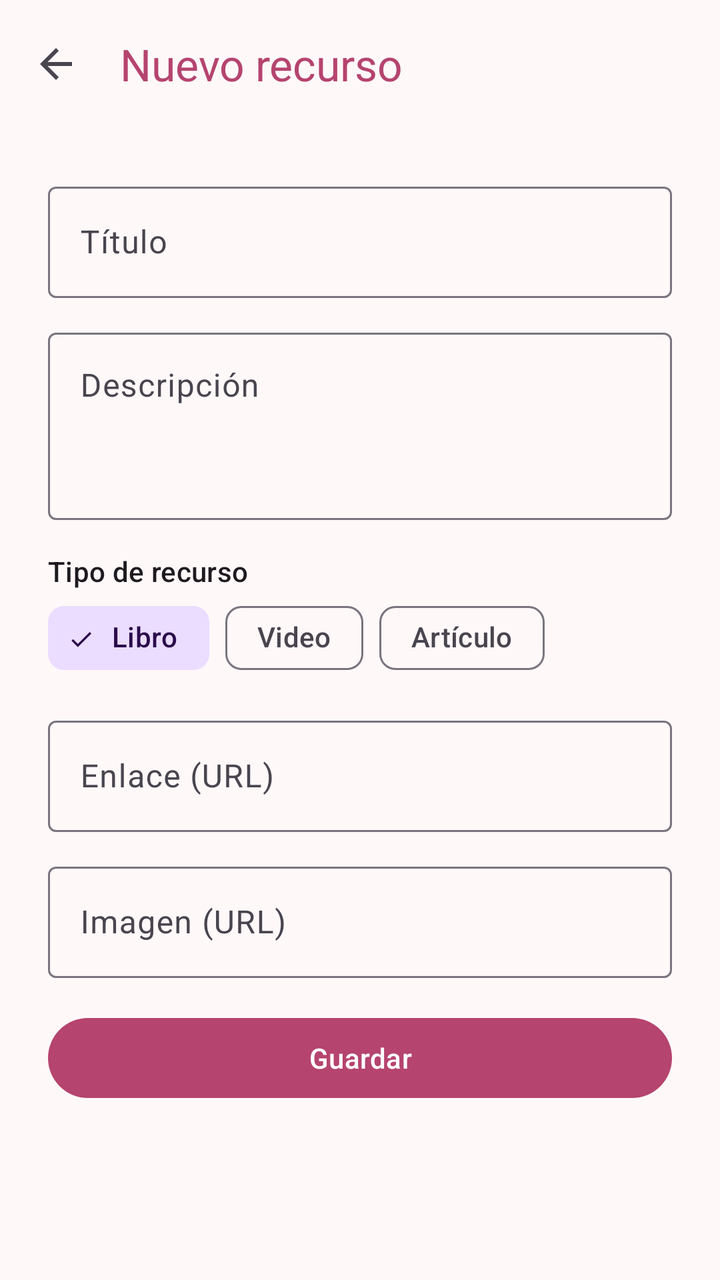
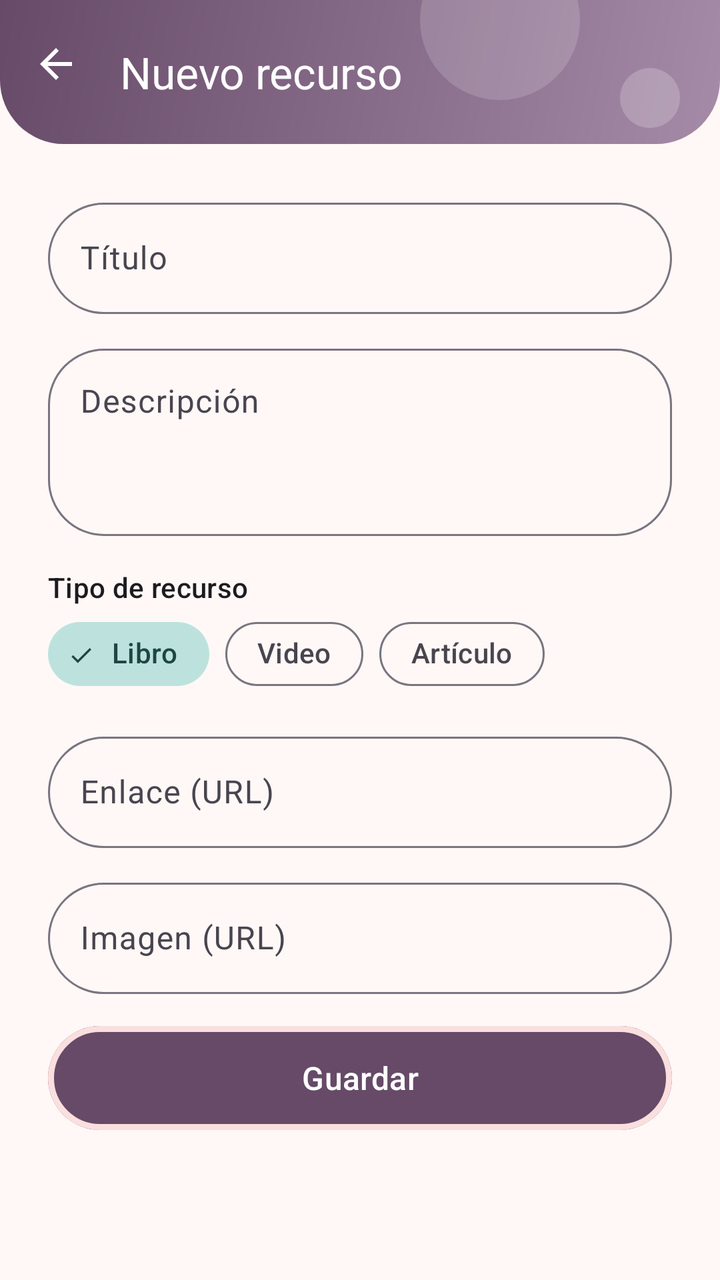

Two renders of the same Android screen: before a commit and after it. Below are the layout's source before the change and the commit's diff.
<!-- AndroidManifest.xml: application theme Theme.RecursosDeAprendizaje -->
<!-- res/layout/activity_recurso_form.xml -->
<?xml version="1.0" encoding="utf-8"?>
<LinearLayout xmlns:android="http://schemas.android.com/apk/res/android"
    xmlns:app="http://schemas.android.com/apk/res-auto"
    android:layout_width="match_parent"
    android:layout_height="match_parent"
    android:fitsSystemWindows="true"
    android:orientation="vertical">

    <com.google.android.material.appbar.MaterialToolbar
        android:id="@+id/toolbar"
        android:layout_width="match_parent"
        android:layout_height="?attr/actionBarSize"
        app:navigationIcon="?attr/homeAsUpIndicator"
        app:title="@string/form_titulo_nuevo"
        app:titleTextColor="?attr/colorPrimary"
        app:subtitleTextColor="?attr/colorSecondary" />

    <ScrollView
        android:layout_width="match_parent"
        android:layout_height="0dp"
        android:layout_weight="1"
        android:fillViewport="true">

        <LinearLayout
            android:layout_width="match_parent"
            android:layout_height="wrap_content"
            android:orientation="vertical"
            android:padding="24dp">

            <com.google.android.material.textfield.TextInputLayout
                android:id="@+id/tilTitulo"
                style="@style/Widget.Material3.TextInputLayout.OutlinedBox"
                android:layout_width="match_parent"
                android:layout_height="wrap_content"
                android:hint="@string/campo_titulo">

                <com.google.android.material.textfield.TextInputEditText
                    android:id="@+id/etTitulo"
                    android:layout_width="match_parent"
                    android:layout_height="wrap_content"
                    android:inputType="textCapSentences" />
            </com.google.android.material.textfield.TextInputLayout>

            <com.google.android.material.textfield.TextInputLayout
                android:id="@+id/tilDescripcion"
                style="@style/Widget.Material3.TextInputLayout.OutlinedBox"
                android:layout_width="match_parent"
                android:layout_height="wrap_content"
                android:layout_marginTop="12dp"
                android:hint="@string/campo_descripcion">

                <com.google.android.material.textfield.TextInputEditText
                    android:id="@+id/etDescripcion"
                    android:layout_width="match_parent"
                    android:layout_height="wrap_content"
                    android:gravity="top|start"
                    android:inputType="textMultiLine|textCapSentences"
                    android:minLines="3" />
            </com.google.android.material.textfield.TextInputLayout>

            <TextView
                android:layout_width="wrap_content"
                android:layout_height="wrap_content"
                android:layout_marginTop="16dp"
                android:text="@string/campo_tipo"
                android:textAppearance="?attr/textAppearanceTitleSmall" />

            <com.google.android.material.chip.ChipGroup
                android:id="@+id/chipGroupTipo"
                android:layout_width="match_parent"
                android:layout_height="wrap_content"
                app:selectionRequired="true"
                app:singleSelection="true">

                <com.google.android.material.chip.Chip
                    android:id="@+id/chipFormLibro"
                    style="@style/Widget.Material3.Chip.Filter"
                    android:layout_width="wrap_content"
                    android:layout_height="wrap_content"
                    android:checked="true"
                    android:text="@string/tipo_libro" />

                <com.google.android.material.chip.Chip
                    android:id="@+id/chipFormVideo"
                    style="@style/Widget.Material3.Chip.Filter"
                    android:layout_width="wrap_content"
                    android:layout_height="wrap_content"
                    android:text="@string/tipo_video" />

                <com.google.android.material.chip.Chip
                    android:id="@+id/chipFormArticulo"
                    style="@style/Widget.Material3.Chip.Filter"
                    android:layout_width="wrap_content"
                    android:layout_height="wrap_content"
                    android:text="@string/tipo_articulo" />
            </com.google.android.material.chip.ChipGroup>

            <com.google.android.material.textfield.TextInputLayout
                android:id="@+id/tilEnlace"
                style="@style/Widget.Material3.TextInputLayout.OutlinedBox"
                android:layout_width="match_parent"
                android:layout_height="wrap_content"
                android:layout_marginTop="12dp"
                android:hint="@string/campo_enlace">

                <com.google.android.material.textfield.TextInputEditText
                    android:id="@+id/etEnlace"
                    android:layout_width="match_parent"
                    android:layout_height="wrap_content"
                    android:inputType="textUri" />
            </com.google.android.material.textfield.TextInputLayout>

            <com.google.android.material.textfield.TextInputLayout
                android:id="@+id/tilImagen"
                style="@style/Widget.Material3.TextInputLayout.OutlinedBox"
                android:layout_width="match_parent"
                android:layout_height="wrap_content"
                android:layout_marginTop="12dp"
                android:hint="@string/campo_imagen">

                <com.google.android.material.textfield.TextInputEditText
                    android:id="@+id/etImagen"
                    android:layout_width="match_parent"
                    android:layout_height="wrap_content"
                    android:inputType="textUri" />
            </com.google.android.material.textfield.TextInputLayout>

            <com.google.android.material.progressindicator.CircularProgressIndicator
                android:id="@+id/progress"
                android:layout_width="wrap_content"
                android:layout_height="wrap_content"
                android:layout_gravity="center_horizontal"
                android:layout_marginTop="16dp"
                android:indeterminate="true"
                android:visibility="gone" />

            <com.google.android.material.button.MaterialButton
                android:id="@+id/btnGuardar"
                android:layout_width="match_parent"
                android:layout_height="wrap_content"
                android:layout_marginTop="16dp"
                android:text="@string/form_guardar" />
        </LinearLayout>
    </ScrollView>
</LinearLayout>
<!-- resources referenced by this layout -->
<resources>
  <style name="Base.Theme.RecursosDeAprendizaje" parent="Theme.Material3.DayNight.NoActionBar">
          <item name="colorPrimary">@color/rosa</item>
          <item name="colorOnPrimary">@color/white</item>
          <item name="colorPrimaryContainer">@color/rosa_claro</item>
          <item name="colorOnPrimaryContainer">#3E0021</item>
          <item name="colorSecondary">@color/lila</item>
          <item name="colorOnSecondary">@color/white</item>
          <item name="colorSecondaryContainer">@color/lila_claro</item>
          <item name="colorOnSecondaryContainer">#2A0A4A</item>
          <item name="android:colorBackground">@color/rosa_fondo</item>
          <item name="colorSurface">@color/rosa_fondo</item>
          <item name="colorSurfaceContainerLow">@color/rosa_superficie</item>
          <item name="colorSurfaceContainer">@color/rosa_superficie</item>
          <item name="colorSurfaceContainerHigh">@color/rosa_claro</item>
          <item name="shapeAppearanceSmallComponent">@style/ShapeAppearance.App.Small</item>
          <item name="shapeAppearanceMediumComponent">@style/ShapeAppearance.App.Medium</item>
          <item name="shapeAppearanceLargeComponent">@style/ShapeAppearance.App.Large</item>
      </style>
  <color name="rosa">#B5446E</color>
  <color name="rosa_claro">#FFD9E3</color>
  <color name="lila">#7E5A9B</color>
  <color name="lila_claro">#EBDDFF</color>
  <color name="rosa_fondo">#FFF8F9</color>
  <color name="rosa_superficie">#FDECF0</color>
  <style name="ShapeAppearance.App.Small" parent="ShapeAppearance.Material3.SmallComponent">
          <item name="cornerFamily">rounded</item>
          <item name="cornerSize">16dp</item>
      </style>
  <style name="ShapeAppearance.App.Medium" parent="ShapeAppearance.Material3.MediumComponent">
          <item name="cornerFamily">rounded</item>
          <item name="cornerSize">24dp</item>
      </style>
  <style name="ShapeAppearance.App.Large" parent="ShapeAppearance.Material3.LargeComponent">
          <item name="cornerFamily">rounded</item>
          <item name="cornerSize">28dp</item>
      </style>
  <!-- unchanged entries left out for length: 12 -->
</resources>

<!-- the commit's change to res/layout/activity_recurso_form.xml (unified diff, before → after) -->
@@ -7,13 +7,15 @@
     android:orientation="vertical">
 
     <com.google.android.material.appbar.MaterialToolbar
+        android:background="@drawable/bg_toolbar"
+        android:theme="@style/ThemeOverlay.App.Toolbar"
+        app:titleTextColor="@color/white"
+        app:subtitleTextColor="@color/white"
         android:id="@+id/toolbar"
         android:layout_width="match_parent"
-        android:layout_height="?attr/actionBarSize"
+        android:layout_height="72dp"
         app:navigationIcon="?attr/homeAsUpIndicator"
-        app:title="@string/form_titulo_nuevo"
-        app:titleTextColor="?attr/colorPrimary"
-        app:subtitleTextColor="?attr/colorSecondary" />
+        app:title="@string/form_titulo_nuevo" />
 
     <ScrollView
         android:layout_width="match_parent"
@@ -29,7 +31,7 @@
 
             <com.google.android.material.textfield.TextInputLayout
                 android:id="@+id/tilTitulo"
-                style="@style/Widget.Material3.TextInputLayout.OutlinedBox"
+                style="@style/Widget.App.TextInput"
                 android:layout_width="match_parent"
                 android:layout_height="wrap_content"
                 android:hint="@string/campo_titulo">
@@ -43,7 +45,7 @@
 
             <com.google.android.material.textfield.TextInputLayout
                 android:id="@+id/tilDescripcion"
-                style="@style/Widget.Material3.TextInputLayout.OutlinedBox"
+                style="@style/Widget.App.TextInput"
                 android:layout_width="match_parent"
                 android:layout_height="wrap_content"
                 android:layout_marginTop="12dp"
@@ -74,7 +76,7 @@
 
                 <com.google.android.material.chip.Chip
                     android:id="@+id/chipFormLibro"
-                    style="@style/Widget.Material3.Chip.Filter"
+                    style="@style/Widget.App.Chip"
                     android:layout_width="wrap_content"
                     android:layout_height="wrap_content"
                     android:checked="true"
@@ -82,14 +84,14 @@
 
                 <com.google.android.material.chip.Chip
                     android:id="@+id/chipFormVideo"
-                    style="@style/Widget.Material3.Chip.Filter"
+                    style="@style/Widget.App.Chip"
                     android:layout_width="wrap_content"
                     android:layout_height="wrap_content"
                     android:text="@string/tipo_video" />
 
                 <com.google.android.material.chip.Chip
                     android:id="@+id/chipFormArticulo"
-                    style="@style/Widget.Material3.Chip.Filter"
+                    style="@style/Widget.App.Chip"
                     android:layout_width="wrap_content"
                     android:layout_height="wrap_content"
                     android:text="@string/tipo_articulo" />
@@ -97,7 +99,7 @@
 
             <com.google.android.material.textfield.TextInputLayout
                 android:id="@+id/tilEnlace"
-                style="@style/Widget.Material3.TextInputLayout.OutlinedBox"
+                style="@style/Widget.App.TextInput"
                 android:layout_width="match_parent"
                 android:layout_height="wrap_content"
                 android:layout_marginTop="12dp"
@@ -112,7 +114,7 @@
 
             <com.google.android.material.textfield.TextInputLayout
                 android:id="@+id/tilImagen"
-                style="@style/Widget.Material3.TextInputLayout.OutlinedBox"
+                style="@style/Widget.App.TextInput"
                 android:layout_width="match_parent"
                 android:layout_height="wrap_content"
                 android:layout_marginTop="12dp"
<!-- resource entries referenced after the edit -->
@@ -1,40 +1,112 @@
 <!-- resources referenced by this layout -->
 <resources>
+  <!-- drawable bg_toolbar (drawable) -->
+  <?xml version="1.0" encoding="utf-8"?>
+  <layer-list xmlns:android="http://schemas.android.com/apk/res/android">
+      <item>
+          <shape android:shape="rectangle">
+              <gradient
+                  android:angle="135"
+                  android:endColor="@color/degradado_fin"
+                  android:startColor="@color/degradado_inicio" />
+              <corners
+                  android:bottomLeftRadius="32dp"
+                  android:bottomRightRadius="32dp" />
+          </shape>
+      </item>
+      <item
+          android:width="80dp"
+          android:height="80dp"
+          android:gravity="top|end"
+          android:right="70dp"
+          android:top="-30dp">
+          <shape android:shape="oval">
+              <solid android:color="#26FFFFFF" />
+          </shape>
+      </item>
+      <item
+          android:width="30dp"
+          android:height="30dp"
+          android:bottom="8dp"
+          android:gravity="bottom|end"
+          android:right="20dp">
+          <shape android:shape="oval">
+              <solid android:color="#33FFFFFF" />
+          </shape>
+      </item>
+  </layer-list>
+  <style name="ThemeOverlay.App.Toolbar" parent="">
+          <item name="colorControlNormal">@color/white</item>
+      </style>
+  <style name="Widget.App.Chip" parent="Widget.Material3.Chip.Filter">
+          <item name="shapeAppearance">@style/ShapeAppearance.App.Pill</item>
+          <item name="android:fontFamily">sans-serif-medium</item>
+      </style>
+  <style name="Widget.App.TextInput" parent="Widget.Material3.TextInputLayout.OutlinedBox">
+          <item name="boxCornerRadiusTopStart">28dp</item>
+          <item name="boxCornerRadiusTopEnd">28dp</item>
+          <item name="boxCornerRadiusBottomStart">28dp</item>
+          <item name="boxCornerRadiusBottomEnd">28dp</item>
+      </style>
+  <color name="degradado_fin">#664A68</color>
+  <color name="degradado_inicio">#A58BA8</color>
+  <style name="ShapeAppearance.App.Pill" parent="">
+          <item name="cornerFamily">rounded</item>
+          <item name="cornerSize">50%</item>
+      </style>
   <style name="Base.Theme.RecursosDeAprendizaje" parent="Theme.Material3.DayNight.NoActionBar">
-          <item name="colorPrimary">@color/rosa</item>
+          <item name="colorPrimary">@color/morado_oscuro</item>
           <item name="colorOnPrimary">@color/white</item>
-          <item name="colorPrimaryContainer">@color/rosa_claro</item>
-          <item name="colorOnPrimaryContainer">#3E0021</item>
-          <item name="colorSecondary">@color/lila</item>
+          <item name="colorPrimaryContainer">@color/rosa_pastel</item>
+          <item name="colorOnPrimaryContainer">#3A2540</item>
+          <item name="colorSecondary">@color/teal_oscuro</item>
           <item name="colorOnSecondary">@color/white</item>
-          <item name="colorSecondaryContainer">@color/lila_claro</item>
-          <item name="colorOnSecondaryContainer">#2A0A4A</item>
-          <item name="android:colorBackground">@color/rosa_fondo</item>
-          <item name="colorSurface">@color/rosa_fondo</item>
-          <item name="colorSurfaceContainerLow">@color/rosa_superficie</item>
-          <item name="colorSurfaceContainer">@color/rosa_superficie</item>
-          <item name="colorSurfaceContainerHigh">@color/rosa_claro</item>
+          <item name="colorSecondaryContainer">@color/teal_pastel</item>
+          <item name="colorOnSecondaryContainer">#1E4642</item>
+          <item name="colorTertiaryContainer">@color/rosa_medio</item>
+          <item name="android:colorBackground">@color/fondo_crema</item>
+          <item name="colorSurface">@color/fondo_crema</item>
+          <item name="colorOnSurface">@color/texto_ciruela</item>
+          <item name="colorOnBackground">@color/texto_ciruela</item>
+          <item name="colorSurfaceContainerLow">@color/white</item>
+          <item name="colorSurfaceContainer">@color/superficie_rosa</item>
+          <item name="colorSurfaceContainerHigh">@color/rosa_pastel</item>
           <item name="shapeAppearanceSmallComponent">@style/ShapeAppearance.App.Small</item>
           <item name="shapeAppearanceMediumComponent">@style/ShapeAppearance.App.Medium</item>
           <item name="shapeAppearanceLargeComponent">@style/ShapeAppearance.App.Large</item>
+          <item name="materialButtonStyle">@style/Widget.App.Button</item>
+          <item name="textInputStyle">@style/Widget.App.TextInput</item>
       </style>
-  <color name="rosa">#B5446E</color>
-  <color name="rosa_claro">#FFD9E3</color>
-  <color name="lila">#7E5A9B</color>
-  <color name="lila_claro">#EBDDFF</color>
-  <color name="rosa_fondo">#FFF8F9</color>
-  <color name="rosa_superficie">#FDECF0</color>
+  <color name="morado_oscuro">#664A68</color>
+  <color name="rosa_pastel">#FADFDE</color>
+  <color name="teal_oscuro">#6BA39A</color>
+  <color name="teal_pastel">#BDE2DD</color>
+  <color name="rosa_medio">#F3B7B5</color>
+  <color name="fondo_crema">#FFF8F7</color>
+  <color name="texto_ciruela">#3D2B40</color>
+  <color name="superficie_rosa">#FDEDEC</color>
   <style name="ShapeAppearance.App.Small" parent="ShapeAppearance.Material3.SmallComponent">
           <item name="cornerFamily">rounded</item>
-          <item name="cornerSize">16dp</item>
+          <item name="cornerSize">20dp</item>
       </style>
   <style name="ShapeAppearance.App.Medium" parent="ShapeAppearance.Material3.MediumComponent">
           <item name="cornerFamily">rounded</item>
-          <item name="cornerSize">24dp</item>
+          <item name="cornerSize">28dp</item>
       </style>
   <style name="ShapeAppearance.App.Large" parent="ShapeAppearance.Material3.LargeComponent">
           <item name="cornerFamily">rounded</item>
-          <item name="cornerSize">28dp</item>
+          <item name="cornerSize">32dp</item>
+      </style>
+  <style name="Widget.App.Button" parent="Widget.Material3.Button">
+          <item name="cornerRadius">40dp</item>
+          <item name="android:minHeight">52dp</item>
+          <item name="android:insetTop">0dp</item>
+          <item name="android:insetBottom">0dp</item>
+          <item name="android:textAllCaps">false</item>
+          <item name="android:textSize">16sp</item>
+          <item name="android:fontFamily">sans-serif-medium</item>
+          <item name="strokeColor">?attr/colorPrimaryContainer</item>
+          <item name="strokeWidth">3dp</item>
       </style>
   <!-- unchanged entries left out for length: 12 -->
 </resources>
